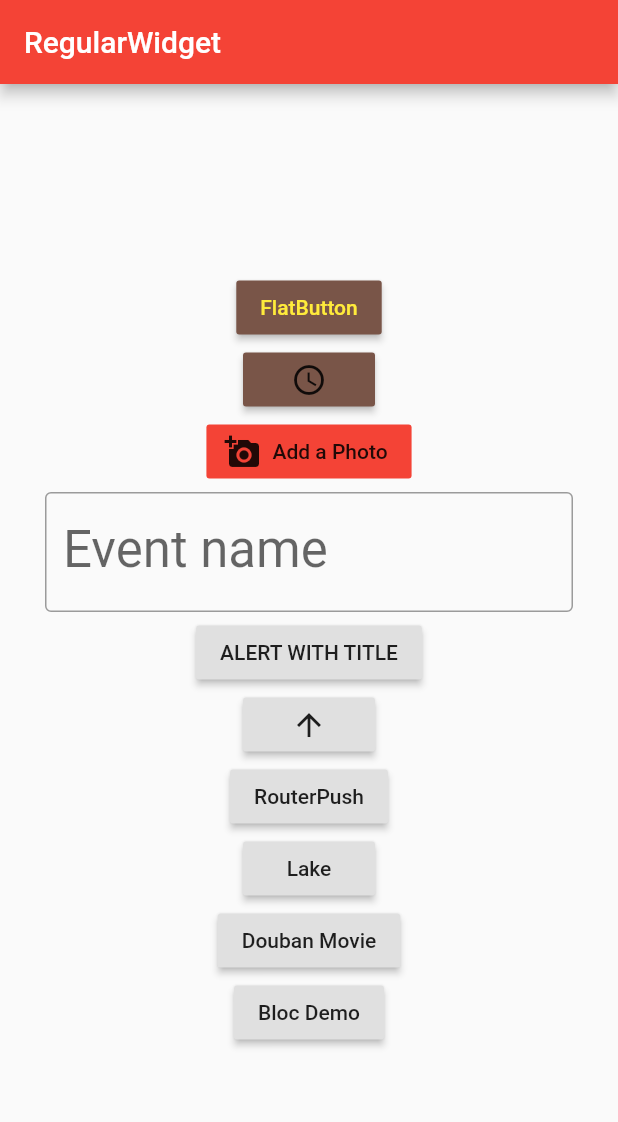
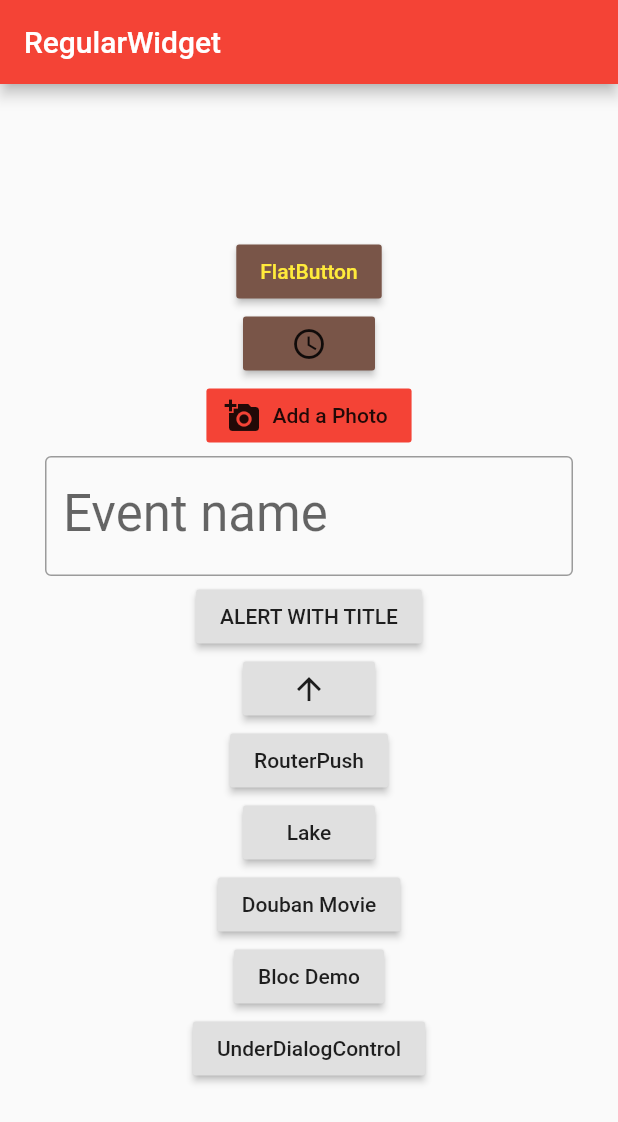
Before and after one commit to taojigu/hello_flutter, a Flutter app: the screen it shows after launch, on a phone screen of 412 x 824 dp. Shown: the top 1122 px of the screen. Run offline on Flutter 3.47's test engine with Material 2 defaults, Android fonts, the phone set to English and light mode, and no system bars; our stand-ins replace cached_network_image.

Commit message:
添加demo

```diff
--- a/lib/regular_widget_demo_page.dart
+++ b/lib/regular_widget_demo_page.dart
@@ -1,5 +1,6 @@
 import 'package:flutter/material.dart';
 import 'package:hello_flutter/bloc/bloc_demo_page.dart';
+import 'package:hello_flutter/dialog_control/dialog_under_page.dart';
 import 'listview_demo_page.dart';
 import 'layout/lake_page.dart';
 import 'douban/douban_movie_page.dart';
@@ -79,6 +80,7 @@ class _RegularWidgetDemoPageState extends State<RegularWidgetDemoPage> {
             _pushLakeButton(),
             _pushDoubanButton(),
             _pushBlocPageButton(),
+            _pushPushDialogUnderButton(),
           ];
       return Scaffold(
         appBar: AppBar(
@@ -164,4 +166,15 @@ class _RegularWidgetDemoPageState extends State<RegularWidgetDemoPage> {
         }
       );
     }
+
+    Widget _pushPushDialogUnderButton() {
+      return RaisedButton(
+        child: Text('UnderDialogControl'),
+        onPressed:  () {
+
+           Navigator.push(context,
+          new MaterialPageRoute(builder: (context) => new DialogUnderPage()));
+        },
+      );
+    }
 }
```
Also changed, not shown: pubspec.lock, 3 other files.
